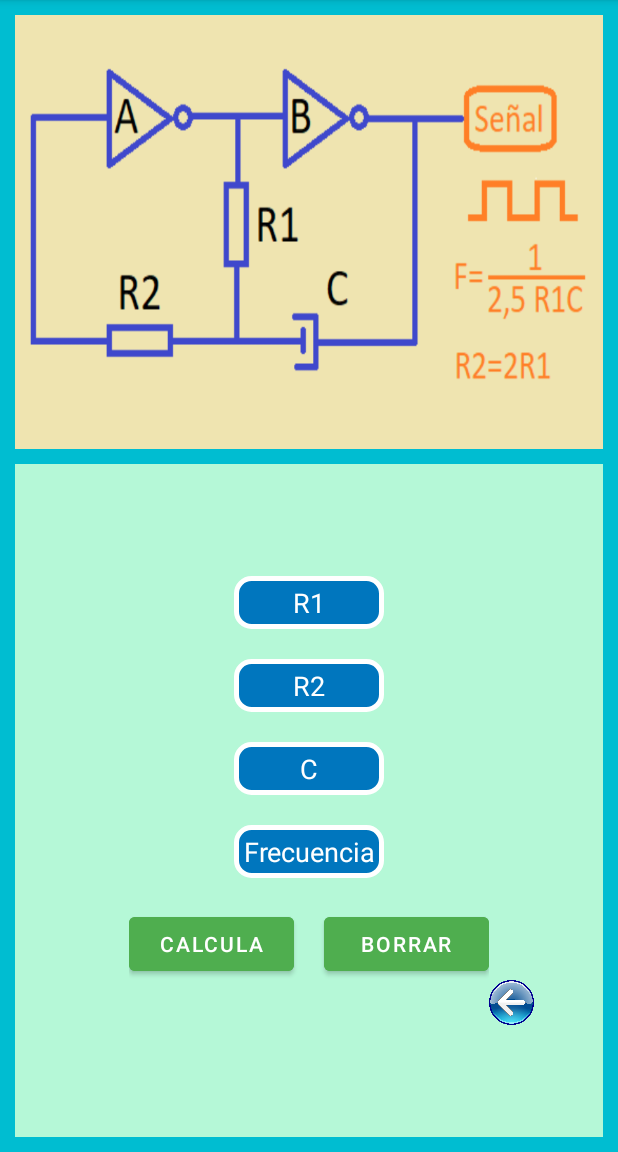
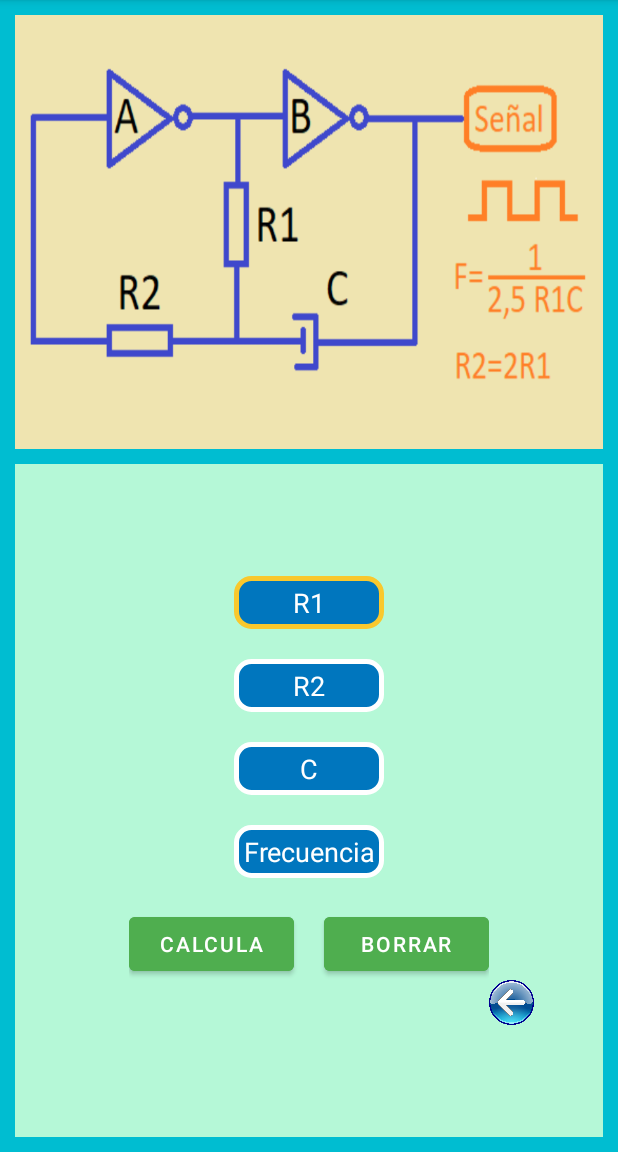
Before and after one commit to HERNANDIITO/SO-2, an Android app: the OsciladorRecto screen opened directly, with no data from a screen before it, on a phone screen of 412 x 824 dp, the part 84-1236 px from its top. Run offline under Robolectric (Android 15) with nearby library versions, the phone set to English and light mode, and no system bars.

Commit message:
last styling commit
Ahora el focus de los botones funciona como deberia

```diff
--- /dev/null
+++ b/app/src/main/res/drawable/edittext_selector.xml
@@ -0,0 +1,5 @@
+<?xml version="1.0" encoding="utf-8"?>
+<selector xmlns:android="http://schemas.android.com/apk/res/android">
+    <item android:state_focused="true" android:drawable="@drawable/focused_edit"/>
+    <item android:drawable="@drawable/rounded" />
+</selector>
--- /dev/null
+++ b/app/src/main/res/drawable/focused_edit.xml
@@ -0,0 +1,6 @@
+<?xml version="1.0" encoding="utf-8"?>
+<shape xmlns:android="http://schemas.android.com/apk/res/android">
+    <solid android:color="@color/input_bg" />
+    <corners android:radius="10dp" />
+    <stroke android:width="3.5dp" android:color="@color/input_border"/>
+</shape>
--- a/app/src/main/res/layout-land/oscilador_recto.xml
+++ b/app/src/main/res/layout-land/oscilador_recto.xml
@@ -35,7 +35,7 @@
                     android:hint="R1"
                     android:textAlignment="center"
                     android:layout_marginBottom="20dp"
-                    android:background="@drawable/rounded"
+                    android:background="@drawable/edittext_selector"
                     android:layout_width="100dp"
                     android:layout_height="wrap_content">
                 </EditText>
@@ -46,7 +46,7 @@
                     android:textAlignment="center"
                     android:hint="R2"
                     android:layout_marginBottom="20dp"
-                    android:background="@drawable/rounded"
+                    android:background="@drawable/edittext_selector"
                     android:layout_width="100dp"
                     android:layout_height="wrap_content">
                 </EditText>
@@ -57,7 +57,7 @@
                     android:textAlignment="center"
                     android:hint="C"
                     android:layout_marginBottom="20dp"
-                    android:background="@drawable/rounded"
+                    android:background="@drawable/edittext_selector"
                     android:layout_width="100dp"
                     android:layout_height="wrap_content">
                 </EditText>
@@ -68,7 +68,7 @@
                     android:hint="Frecuencia"
                     android:textAlignment="center"
                     android:layout_marginBottom="20dp"
-                    android:background="@drawable/rounded"
+                    android:background="@drawable/edittext_selector"
                     android:layout_width="100dp"
                     android:layout_height="wrap_content">
                 </EditText>
--- a/app/src/main/res/layout/oscilador_recto.xml
+++ b/app/src/main/res/layout/oscilador_recto.xml
@@ -35,7 +35,7 @@
                     android:hint="R1"
                     android:textAlignment="center"
                     android:layout_marginBottom="20dp"
-                    android:background="@drawable/rounded"
+                    android:background="@drawable/edittext_selector"
                     android:layout_width="100dp"
                     android:layout_height="wrap_content">
                 </EditText>
@@ -46,7 +46,7 @@
                     android:textAlignment="center"
                     android:hint="R2"
                     android:layout_marginBottom="20dp"
-                    android:background="@drawable/rounded"
+                    android:background="@drawable/edittext_selector"
                     android:layout_width="100dp"
                     android:layout_height="wrap_content">
                 </EditText>
@@ -57,7 +57,7 @@
                     android:textAlignment="center"
                     android:hint="C"
                     android:layout_marginBottom="20dp"
-                    android:background="@drawable/rounded"
+                    android:background="@drawable/edittext_selector"
                     android:layout_width="100dp"
                     android:layout_height="wrap_content">
                 </EditText>
@@ -68,7 +68,7 @@
                     android:hint="Frecuencia"
                     android:textAlignment="center"
                     android:layout_marginBottom="20dp"
-                    android:background="@drawable/rounded"
+                    android:background="@drawable/edittext_selector"
                     android:layout_width="100dp"
                     android:layout_height="wrap_content">
                 </EditText>
```
Also changed, not shown: app/src/main/res/layout-land/oscilador_sinusoidal.xml (+4 -4 lines), app/src/main/res/layout/oscilador_sinusoidal.xml (+4 -4 lines).
